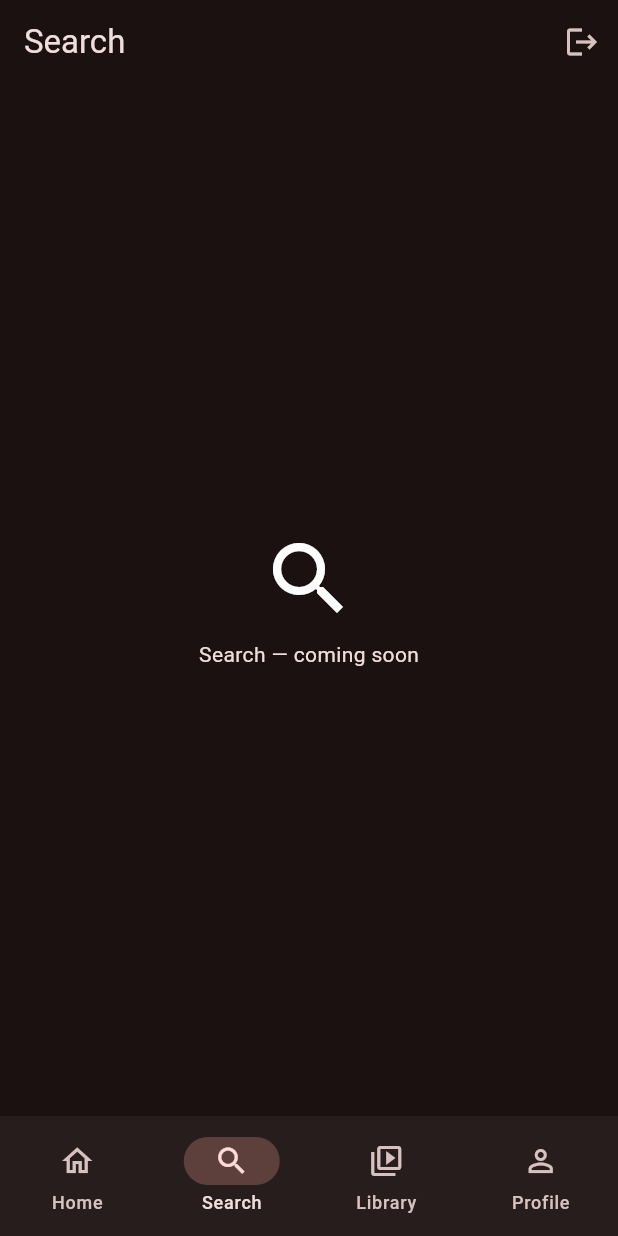
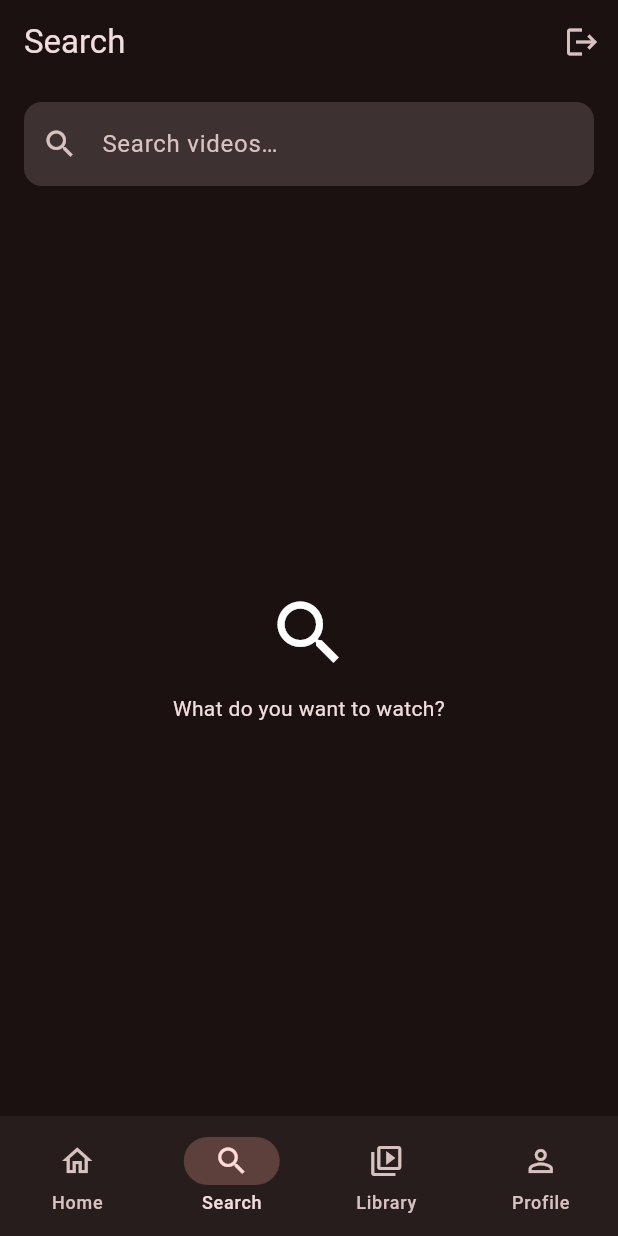
Before and after one commit to vitalclick/AmericanTV, a Flutter app: the HomeShell screen opened by its route, item 2 of the bottom bar chosen, on a phone screen of 412 x 824 dp. Run offline on Flutter 3.47's test engine with Material 3 defaults, Android fonts, the phone set to English and light mode, and no system bars; our stand-ins replace better_player_plus, cached_network_image, dio, firebase_core, firebase_crashlytics, firebase_messaging and 4 more; missing offline and left inert: purchases_flutter; accounts and stored records are empty; network calls fail; project files that could hold a hidden picture were left out.

Commit message:
Search tab + comments list/post
Closes two open Phase 1 gaps: the home shell's Search tab is now
functional, and the video detail screen has a real comments section
backed by the existing Comment model.

Backend:
- EngagementController.listComments / postComment / replyToComment
  reuse the same visibility checks as DiscoveryController (published +
  public + active uploader) and create UserNotification rows for the
  video / parent-comment owner in the same shape as web's
  CommentController — admin notification feeds stay identical.
- CommentResource matches the comment block in core/docs/api/openapi-v1.yaml.
- Remaining engagement methods (reactions, watch-later, history,
  channel subscribe) still return 501 — wired in routes but content
  for a follow-up PR.

Mobile:
- features/search:
  - SearchController debounces the input by 350ms and discards
    stale responses by tracking a query generation counter, so a
    fast typist can't see results from an outdated query overwrite
    a newer one.
  - SearchScreen leans on the existing /videos endpoint with ?q=
    instead of adding a parallel search endpoint.
- features/video/comments:
  - AsyncNotifier-backed comments list with optimistic prepend on
    post (skips a server round-trip for re-fetching).
  - Inline composer + relative-time formatting.
- Home shell's Search tab now mounts SearchScreen; Library / Profile
  remain placeholders.

```diff
--- a/mobile/lib/features/home/presentation/home_shell.dart
+++ b/mobile/lib/features/home/presentation/home_shell.dart
@@ -3,6 +3,7 @@ import 'package:flutter_riverpod/flutter_riverpod.dart';
 
 import '../../auth/application/auth_controller.dart';
 import '../../feed/presentation/feed_screen.dart';
+import '../../search/presentation/search_screen.dart';
 
 /// Tabbed shell shown after login. The feed is the only real tab today;
 /// the rest are placeholders that ship in subsequent Phase 1 PRs.
@@ -35,7 +36,7 @@ class _HomeShellState extends ConsumerState<HomeShell> {
         index: _tab,
         children: const [
           FeedScreen(),
-          _PlaceholderTab(label: 'Search', icon: Icons.search),
+          SearchScreen(),
           _PlaceholderTab(label: 'Library', icon: Icons.video_library_outlined),
           _PlaceholderTab(label: 'Profile', icon: Icons.person_outline),
         ],
--- /dev/null
+++ b/mobile/lib/features/search/application/search_controller.dart
@@ -0,0 +1,99 @@
+import 'dart:async';
+
+import 'package:flutter/foundation.dart';
+import 'package:flutter_riverpod/flutter_riverpod.dart';
+
+import '../../../api/api_exception.dart';
+import '../../feed/data/feed_repository.dart';
+import '../../feed/domain/video_summary.dart';
+
+final searchControllerProvider =
+    StateNotifierProvider<SearchController, SearchState>((ref) {
+  return SearchController(ref.read(feedRepositoryProvider));
+});
+
+class SearchController extends StateNotifier<SearchState> {
+  SearchController(this._repo) : super(const SearchState());
+
+  final FeedRepository _repo;
+  Timer? _debounce;
+  int _queryGeneration = 0;
+
+  /// Debounces input by 350ms and races the in-flight request: if a newer
+  /// query arrives we discard the older one's result rather than letting it
+  /// overwrite state out of order.
+  void setQuery(String query) {
+    _debounce?.cancel();
+    state = state.copyWith(query: query);
+
+    if (query.trim().isEmpty) {
+      state = state.copyWith(videos: const [], isLoading: false, clearError: true);
+      return;
+    }
+
+    _debounce = Timer(const Duration(milliseconds: 350), () {
+      unawaited(_runSearch(query));
+    });
+  }
+
+  Future<void> _runSearch(String query) async {
+    final mine = ++_queryGeneration;
+    state = state.copyWith(isLoading: true, clearError: true);
+    try {
+      final page = await _repo.searchVideos(query: query);
+      if (mine != _queryGeneration) return; // stale response
+      state = SearchState(
+        query: query,
+        videos: page.videos,
+        page: page.page,
+        lastPage: page.lastPage,
+      );
+    } on ApiException catch (e) {
+      if (mine != _queryGeneration) return;
+      state = state.copyWith(isLoading: false, errorMessage: e.message);
+    }
+  }
+
+  @override
+  void dispose() {
+    _debounce?.cancel();
+    super.dispose();
+  }
+}
+
+class SearchState {
+  const SearchState({
+    this.query = '',
+    this.videos = const [],
+    this.page = 1,
+    this.lastPage = 1,
+    this.isLoading = false,
+    this.errorMessage,
+  });
+
+  final String query;
+  final List<VideoSummary> videos;
+  final int page;
+  final int lastPage;
+  final bool isLoading;
+  final String? errorMessage;
+
+  SearchState copyWith({
+    String? query,
+    List<VideoSummary>? videos,
+    int? page,
+    int? lastPage,
+    bool? isLoading,
+    String? errorMessage,
+    bool clearError = false,
+  }) {
+    return SearchState(
+      query: query ?? this.query,
+      videos: videos ?? this.videos,
+      page: page ?? this.page,
+      lastPage: lastPage ?? this.lastPage,
+      isLoading: isLoading ?? this.isLoading,
+      errorMessage: clearError ? null : (errorMessage ?? this.errorMessage),
+    );
+  }
+}
--- /dev/null
+++ b/mobile/lib/features/search/presentation/search_screen.dart
@@ -0,0 +1,134 @@
+import 'package:cached_network_image/cached_network_image.dart';
+import 'package:flutter/material.dart';
+import 'package:flutter_riverpod/flutter_riverpod.dart';
+import 'package:go_router/go_router.dart';
+
+import '../../feed/domain/video_summary.dart';
+import '../application/search_controller.dart';
+
+class SearchScreen extends ConsumerStatefulWidget {
+  const SearchScreen({super.key});
+
+  @override
+  ConsumerState<SearchScreen> createState() => _SearchScreenState();
+}
+
+class _SearchScreenState extends ConsumerState<SearchScreen> {
+  final _focusNode = FocusNode();
+
+  @override
+  void dispose() {
+    _focusNode.dispose();
+    super.dispose();
+  }
+
+  @override
+  Widget build(BuildContext context) {
+    final state = ref.watch(searchControllerProvider);
+
+    return Column(
+      children: [
+        Padding(
+          padding: const EdgeInsets.fromLTRB(16, 12, 16, 8),
+          child: TextField(
+            focusNode: _focusNode,
+            autocorrect: false,
+            textInputAction: TextInputAction.search,
+            onChanged: (v) =>
+                ref.read(searchControllerProvider.notifier).setQuery(v),
+            decoration: const InputDecoration(
+              hintText: 'Search videos…',
+              prefixIcon: Icon(Icons.search),
+            ),
+          ),
+        ),
+        Expanded(child: _Results(state: state)),
+      ],
+    );
+  }
+}
+
+class _Results extends StatelessWidget {
+  const _Results({required this.state});
+  final SearchState state;
+
+  @override
+  Widget build(BuildContext context) {
+    if (state.query.trim().isEmpty) {
+      return const _SearchEmpty(
+        icon: Icons.search,
+        text: 'What do you want to watch?',
+      );
+    }
+    if (state.isLoading) {
+      return const Center(child: CircularProgressIndicator());
+    }
+    if (state.errorMessage != null) {
+      return Center(child: Text(state.errorMessage!, textAlign: TextAlign.center));
+    }
+    if (state.videos.isEmpty) {
+      return _SearchEmpty(
+        icon: Icons.sentiment_dissatisfied,
+        text: 'No results for "${state.query}".',
+      );
+    }
+    return ListView.separated(
+      itemCount: state.videos.length,
+      separatorBuilder: (_, __) => const Divider(height: 1),
+      itemBuilder: (_, i) => _SearchResultTile(video: state.videos[i]),
+    );
+  }
+}
+
+class _SearchResultTile extends StatelessWidget {
+  const _SearchResultTile({required this.video});
+  final VideoSummary video;
+
+  @override
+  Widget build(BuildContext context) {
+    return ListTile(
+      contentPadding: const EdgeInsets.symmetric(horizontal: 12, vertical: 8),
+      onTap: () => context.push('/video/${video.slug}'),
+      leading: SizedBox(
+        width: 120,
+        height: 68,
+        child: ClipRRect(
+          borderRadius: BorderRadius.circular(6),
+          child: video.thumbnail != null
+              ? CachedNetworkImage(imageUrl: video.thumbnail!, fit: BoxFit.cover)
+              : Container(color: Theme.of(context).colorScheme.surfaceContainerHighest),
+        ),
+      ),
+      title: Text(video.title, maxLines: 2, overflow: TextOverflow.ellipsis),
+      subtitle: Text(
+        [video.channel?.name, '${video.views} views']
+            .where((s) => s != null && s.isNotEmpty)
+            .join(' • '),
+        style: Theme.of(context).textTheme.bodySmall,
+      ),
+    );
+  }
+}
+
+class _SearchEmpty extends StatelessWidget {
+  const _SearchEmpty({required this.icon, required this.text});
+  final IconData icon;
+  final String text;
+
+  @override
+  Widget build(BuildContext context) {
+    return Center(
+      child: Padding(
+        padding: const EdgeInsets.all(24),
+        child: Column(
+          mainAxisAlignment: MainAxisAlignment.center,
+          children: [
+            Icon(icon, size: 56),
+            const SizedBox(height: 12),
+            Text(text, textAlign: TextAlign.center),
+          ],
+        ),
+      ),
+    );
+  }
+}
--- a/mobile/lib/features/video/presentation/video_detail_screen.dart
+++ b/mobile/lib/features/video/presentation/video_detail_screen.dart
@@ -8,6 +8,7 @@ import '../../../api/api_exception.dart';
 import '../data/video_repository.dart';
 import '../domain/video_detail.dart';
 import '../domain/video_source.dart';
+import 'comments_section.dart';
 import 'video_player_screen.dart';
 
 final _videoDetailProvider =
@@ -128,6 +129,9 @@ class _DetailBody extends ConsumerWidget {
             ],
           ),
         ),
+        const Divider(height: 32),
+        CommentsSection(videoId: summary.id),
+        const SizedBox(height: 24),
       ],
     );
   }
```
Also changed, not shown: mobile/lib/features/video/data/comment_repository.dart (added, +64 -0 lines), mobile/lib/features/video/domain/comment.dart (added, +35 -0 lines), mobile/lib/features/video/presentation/comments_section.dart (added, +197 -0 lines), 2 other files.
